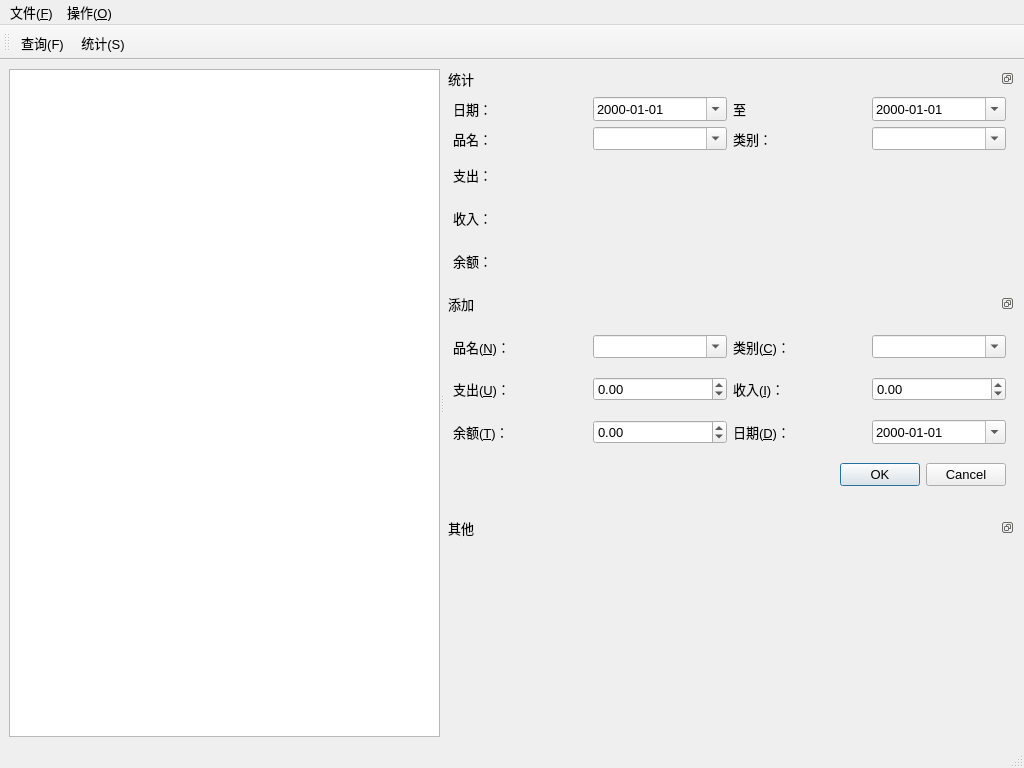
Before: the Qt Designer form mainform.ui in coderzh/pygrid, drawn with Qt 5.
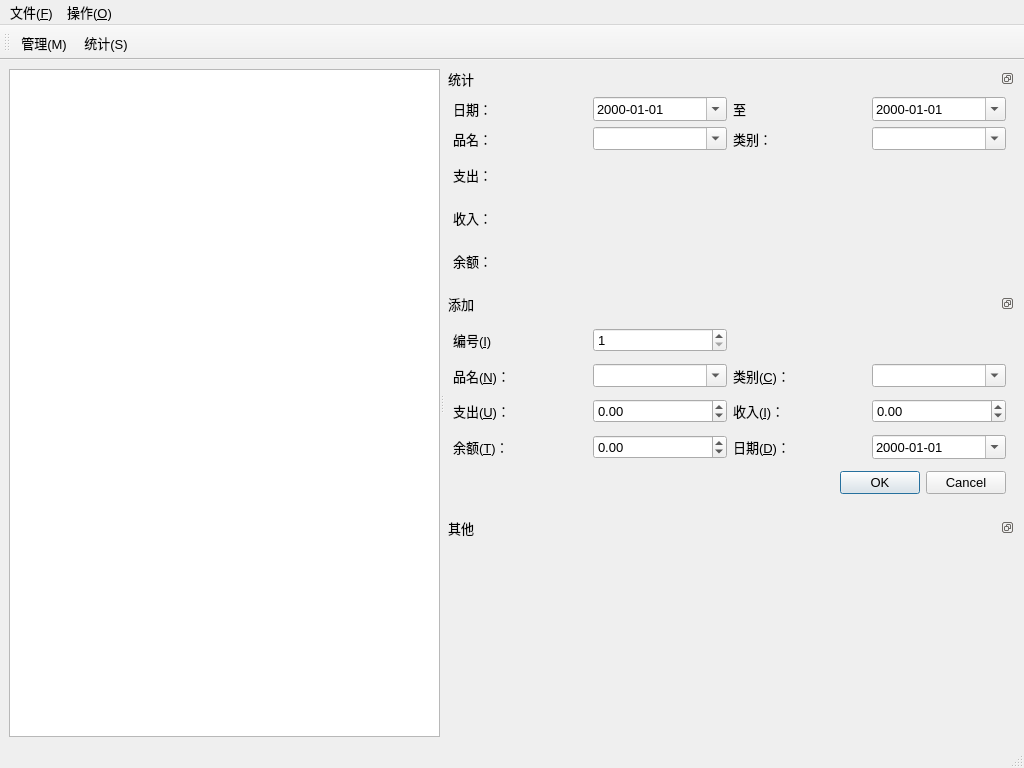
After: the same form once the commit is applied. Icons and pictures are not drawn.

Commit message: 增加number列，允许修改编号

The edit to the form file:
```diff
--- a/mainform.ui
+++ b/mainform.ui
@@ -215,14 +215,14 @@
           </property>
           <widget class="QWidget" name="dockWidgetContents_2" >
            <layout class="QGridLayout" name="gridLayout_2" >
-            <item row="0" column="1" >
+            <item row="1" column="1" >
              <widget class="QComboBox" name="comboBox_Name" >
               <property name="editable" >
                <bool>true</bool>
               </property>
              </widget>
             </item>
-            <item row="2" column="2" >
+            <item row="3" column="2" >
              <widget class="QLabel" name="label_Date" >
               <property name="text" >
                <string>日期(&amp;D)：</string>
@@ -232,7 +232,7 @@
               </property>
              </widget>
             </item>
-            <item row="2" column="3" >
+            <item row="3" column="3" >
              <widget class="QDateEdit" name="dateEdit_Date" >
               <property name="displayFormat" >
                <string>yyyy-MM-dd</string>
@@ -242,7 +242,7 @@
               </property>
              </widget>
             </item>
-            <item row="3" column="0" colspan="4" >
+            <item row="4" column="0" colspan="4" >
              <widget class="QDialogButtonBox" name="buttonBox" >
               <property name="orientation" >
                <enum>Qt::Horizontal</enum>
@@ -252,8 +252,8 @@
               </property>
              </widget>
             </item>
-            <item row="1" column="0" >
-             <widget class="QLabel" name="label_Number" >
+            <item row="2" column="0" >
+             <widget class="QLabel" name="label_Outcome" >
               <property name="text" >
                <string>支出(&amp;U)：</string>
               </property>
@@ -262,7 +262,7 @@
               </property>
              </widget>
             </item>
-            <item row="1" column="1" >
+            <item row="2" column="1" >
              <widget class="QDoubleSpinBox" name="doubleSpinBox_OutCome" >
               <property name="minimum" >
                <double>-99999999.989999994635582</double>
@@ -272,8 +272,8 @@
               </property>
              </widget>
             </item>
-            <item row="1" column="2" >
-             <widget class="QLabel" name="label_UnitPrice" >
+            <item row="2" column="2" >
+             <widget class="QLabel" name="label_Income" >
               <property name="text" >
                <string>收入(&amp;I)：</string>
               </property>
@@ -282,7 +282,7 @@
               </property>
              </widget>
             </item>
-            <item row="1" column="3" >
+            <item row="2" column="3" >
              <widget class="QDoubleSpinBox" name="doubleSpinBox_InCome" >
               <property name="minimum" >
                <double>-99999999.989999994635582</double>
@@ -292,7 +292,7 @@
               </property>
              </widget>
             </item>
-            <item row="0" column="2" >
+            <item row="1" column="2" >
              <widget class="QLabel" name="label_Category_2" >
               <property name="text" >
                <string>类别(&amp;C)：</string>
@@ -302,14 +302,14 @@
               </property>
              </widget>
             </item>
-            <item row="0" column="3" >
+            <item row="1" column="3" >
              <widget class="QComboBox" name="comboBox_Category" >
               <property name="editable" >
                <bool>true</bool>
               </property>
              </widget>
             </item>
-            <item row="2" column="0" >
+            <item row="3" column="0" >
              <widget class="QLabel" name="label_Total" >
               <property name="text" >
                <string>余额(&amp;T)：</string>
@@ -319,7 +319,7 @@
               </property>
              </widget>
             </item>
-            <item row="0" column="0" >
+            <item row="1" column="0" >
              <widget class="QLabel" name="label_Name" >
               <property name="text" >
                <string>品名(&amp;N)：</string>
@@ -329,7 +329,7 @@
               </property>
              </widget>
             </item>
-            <item row="2" column="1" >
+            <item row="3" column="1" >
              <widget class="QDoubleSpinBox" name="doubleSpinBox_Total" >
               <property name="minimum" >
                <double>-99999999.989999994635582</double>
@@ -339,6 +339,29 @@
               </property>
              </widget>
             </item>
+            <item row="0" column="0" >
+             <widget class="QLabel" name="label_Number" >
+              <property name="text" >
+               <string>编号(&amp;I)</string>
+              </property>
+              <property name="buddy" >
+               <cstring>spinBox_Number</cstring>
+              </property>
+             </widget>
+            </item>
+            <item row="0" column="1" >
+             <widget class="QSpinBox" name="spinBox_Number" >
+              <property name="minimum" >
+               <number>1</number>
+              </property>
+              <property name="maximum" >
+               <number>99999999</number>
+              </property>
+              <property name="value" >
+               <number>1</number>
+              </property>
+             </widget>
+            </item>
            </layout>
           </widget>
          </widget>
@@ -451,7 +474,7 @@
      <normaloff>:/icon/query.png</normaloff>:/icon/query.png</iconset>
    </property>
    <property name="text" >
-    <string>查询(&amp;F)</string>
+    <string>管理(&amp;M)</string>
    </property>
    <property name="statusTip" >
     <string>查询并修改记录，快捷键:Ctrl+F</string>
```
Left out of the diff: 2 changed lines with no effect on the pictures. The commit also changes 9 other files.
